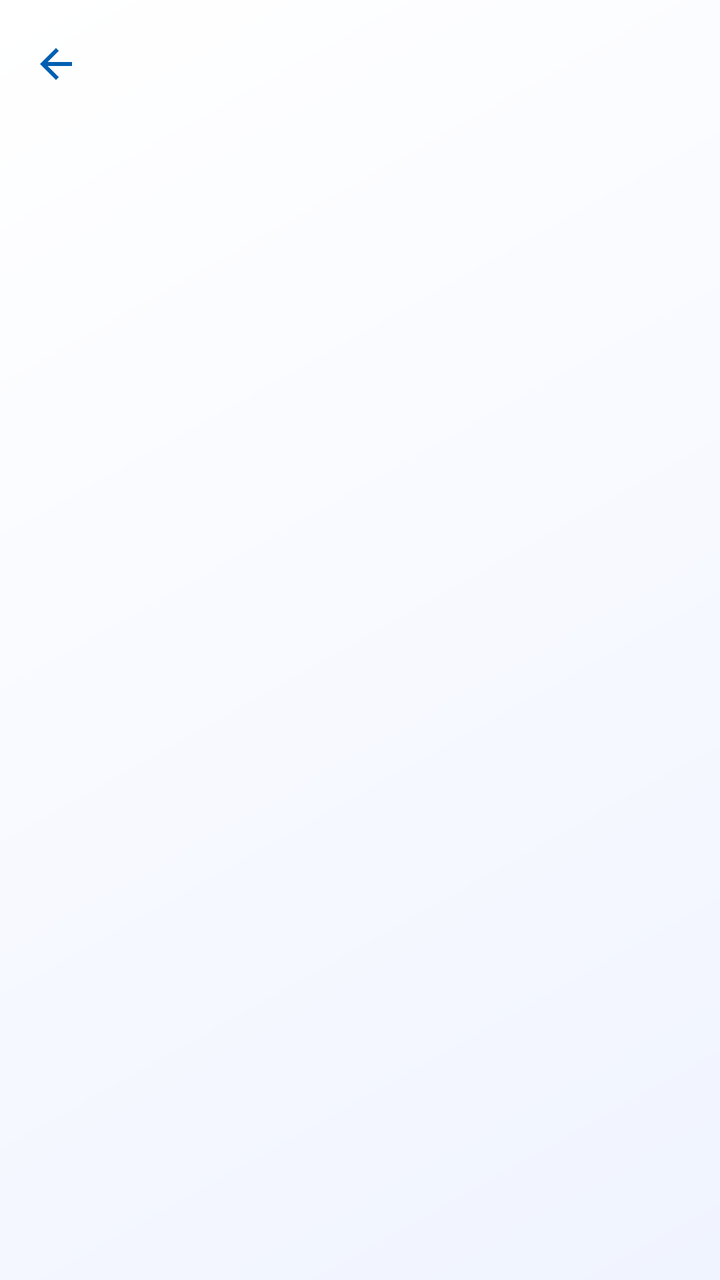
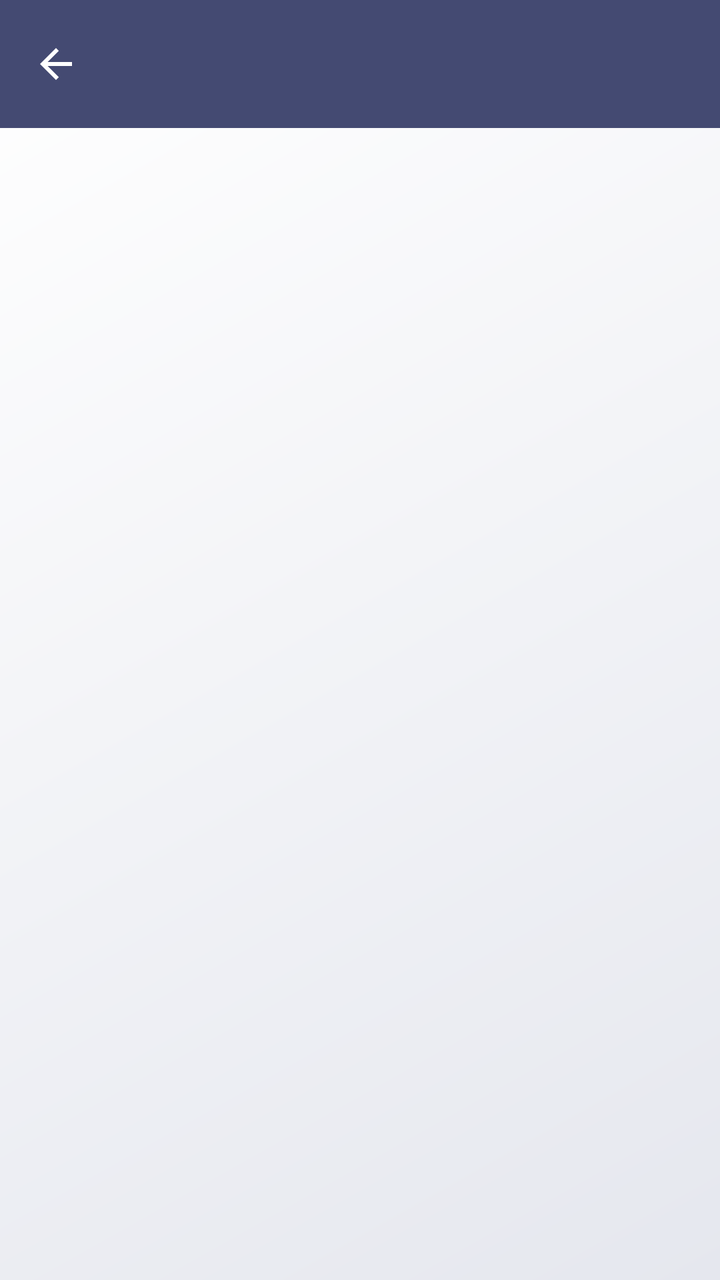

Screens rendered from an Android XML layout before and after an edit, with the pre-edit source and the edit as a unified diff.
<!-- AndroidManifest.xml: application theme Theme.MyDUET -->
<!-- res/layout/activity_contact_list.xml -->
<?xml version="1.0" encoding="utf-8"?>
<androidx.coordinatorlayout.widget.CoordinatorLayout xmlns:android="http://schemas.android.com/apk/res/android"
    xmlns:app="http://schemas.android.com/apk/res-auto"
    android:layout_width="match_parent"
    android:layout_height="match_parent"
    android:background="@drawable/bg_premium_gradient">

    <com.google.android.material.appbar.AppBarLayout
        android:layout_width="match_parent"
        android:layout_height="wrap_content"
        android:background="@android:color/transparent"
        app:elevation="0dp">

        <com.google.android.material.appbar.MaterialToolbar
            android:id="@+id/toolbar"
            android:layout_width="match_parent"
            android:layout_height="?attr/actionBarSize"
            app:navigationIcon="@drawable/ic_back"
            app:navigationIconTint="?attr/colorPrimary"
            app:titleTextColor="?attr/colorOnSurface"
            android:fontFamily="sans-serif-medium" />
    </com.google.android.material.appbar.AppBarLayout>

    <androidx.recyclerview.widget.RecyclerView
        android:id="@+id/rvContacts"
        android:layout_width="match_parent"
        android:layout_height="match_parent"
        android:clipToPadding="false"
        android:paddingVertical="12dp"
        app:layout_behavior="@string/appbar_scrolling_view_behavior" />

</androidx.coordinatorlayout.widget.CoordinatorLayout>
<!-- resources referenced by this layout -->
<resources>
  <!-- drawable bg_premium_gradient (drawable) -->
  <?xml version="1.0" encoding="utf-8"?>
  <shape xmlns:android="http://schemas.android.com/apk/res/android"
      android:shape="rectangle">
      <gradient
          android:angle="135"
          android:endColor="#FFFFFF"
          android:startColor="#F0F4FF"
          android:type="linear" />
  </shape>
  <style name="Theme.MyDUET" parent="Base.Theme.MyDUET">
          <item name="android:windowAnimationStyle">@style/ActivityAnimation</item>
      </style>
  <style name="Base.Theme.MyDUET" parent="Theme.Material3.DayNight.NoActionBar">
          
          <item name="colorPrimary">@color/md_theme_light_primary</item>
          <item name="colorOnPrimary">@color/md_theme_light_onPrimary</item>
          <item name="colorPrimaryContainer">@color/md_theme_light_primaryContainer</item>
          <item name="colorOnPrimaryContainer">@color/md_theme_light_onPrimaryContainer</item>
  
          <item name="colorSecondary">@color/md_theme_light_secondary</item>
          <item name="colorOnSecondary">@color/md_theme_light_onSecondary</item>
          <item name="colorSecondaryContainer">@color/md_theme_light_secondaryContainer</item>
          <item name="colorOnSecondaryContainer">@color/md_theme_light_onSecondaryContainer</item>
  
          <item name="android:windowBackground">@color/md_theme_light_background</item>
          <item name="colorSurface">@color/md_theme_light_surface</item>
          <item name="colorOnSurface">@color/md_theme_light_onSurface</item>
          <item name="colorSurfaceVariant">@color/md_theme_light_surfaceVariant</item>
          <item name="colorOnSurfaceVariant">@color/md_theme_light_onSurfaceVariant</item>
          <item name="colorOutline">@color/md_theme_light_outline</item>
  
          
          <item name="android:statusBarColor">@color/md_theme_light_background</item>
          <item name="android:windowLightStatusBar">true</item>
  
          
          <item name="textAppearanceHeadlineLarge">@style/TextAppearance.MyDUET.HeadlineLarge</item>
          <item name="textAppearanceTitleLarge">@style/TextAppearance.MyDUET.TitleLarge</item>
          <item name="textAppearanceBodyLarge">@style/TextAppearance.MyDUET.BodyLarge</item>
      </style>
  <color name="md_theme_light_primary">#005FB0</color>
  <color name="md_theme_light_onPrimary">#FFFFFF</color>
  <color name="md_theme_light_primaryContainer">#D5E3FF</color>
  <color name="md_theme_light_onPrimaryContainer">#001C3B</color>
  <color name="md_theme_light_secondary">#565E71</color>
  <color name="md_theme_light_onSecondary">#FFFFFF</color>
  <color name="md_theme_light_secondaryContainer">#DAE2F9</color>
  <color name="md_theme_light_onSecondaryContainer">#131C2C</color>
  <color name="md_theme_light_background">#F8F9FF</color>
  <color name="md_theme_light_surface">#FFFFFF</color>
  <color name="md_theme_light_onSurface">#1A1C1E</color>
  <color name="md_theme_light_surfaceVariant">#E0E2EC</color>
  <color name="md_theme_light_onSurfaceVariant">#44474E</color>
  <color name="md_theme_light_outline">#74777F</color>
  <style name="TextAppearance.MyDUET.HeadlineLarge" parent="TextAppearance.Material3.HeadlineLarge">
          <item name="android:textStyle">bold</item>
          <item name="android:textColor">?attr/colorOnSurface</item>
      </style>
  <style name="TextAppearance.MyDUET.TitleLarge" parent="TextAppearance.Material3.TitleLarge">
          <item name="android:textStyle">bold</item>
          <item name="android:textColor">?attr/colorOnSurface</item>
      </style>
  <style name="TextAppearance.MyDUET.BodyLarge" parent="TextAppearance.Material3.BodyLarge">
          <item name="android:textColor">?attr/colorOnSurfaceVariant</item>
      </style>
  <!-- unchanged entries left out for length: 2 -->
</resources>

<!-- the commit's change to res/layout/activity_contact_list.xml (unified diff, before → after) -->
@@ -8,16 +8,17 @@
     <com.google.android.material.appbar.AppBarLayout
         android:layout_width="match_parent"
         android:layout_height="wrap_content"
-        android:background="@android:color/transparent"
-        app:elevation="0dp">
+        android:background="?attr/colorPrimary"
+        app:elevation="4dp">
 
         <com.google.android.material.appbar.MaterialToolbar
+            android:background="?attr/colorPrimary"
             android:id="@+id/toolbar"
             android:layout_width="match_parent"
             android:layout_height="?attr/actionBarSize"
             app:navigationIcon="@drawable/ic_back"
-            app:navigationIconTint="?attr/colorPrimary"
-            app:titleTextColor="?attr/colorOnSurface"
+            app:navigationIconTint="?attr/colorOnPrimary"
+            app:titleTextColor="?attr/colorOnPrimary"
             android:fontFamily="sans-serif-medium" />
     </com.google.android.material.appbar.AppBarLayout>
 
<!-- resource entries referenced after the edit -->
@@ -7,7 +7,7 @@
       <gradient
           android:angle="135"
           android:endColor="#FFFFFF"
-          android:startColor="#F0F4FF"
+          android:startColor="#E5E7EE"
           android:type="linear" />
   </shape>
   <style name="Theme.MyDUET" parent="Base.Theme.MyDUET">
@@ -33,26 +33,26 @@
           <item name="colorOutline">@color/md_theme_light_outline</item>
   
           
-          <item name="android:statusBarColor">@color/md_theme_light_background</item>
-          <item name="android:windowLightStatusBar">true</item>
+          <item name="android:statusBarColor">?attr/colorPrimary</item>
+          <item name="android:windowLightStatusBar">false</item>
   
           
           <item name="textAppearanceHeadlineLarge">@style/TextAppearance.MyDUET.HeadlineLarge</item>
           <item name="textAppearanceTitleLarge">@style/TextAppearance.MyDUET.TitleLarge</item>
           <item name="textAppearanceBodyLarge">@style/TextAppearance.MyDUET.BodyLarge</item>
       </style>
-  <color name="md_theme_light_primary">#005FB0</color>
+  <color name="md_theme_light_primary">#444A72</color>
   <color name="md_theme_light_onPrimary">#FFFFFF</color>
-  <color name="md_theme_light_primaryContainer">#D5E3FF</color>
-  <color name="md_theme_light_onPrimaryContainer">#001C3B</color>
-  <color name="md_theme_light_secondary">#565E71</color>
+  <color name="md_theme_light_primaryContainer">#DCE0EE</color>
+  <color name="md_theme_light_onPrimaryContainer">#14182B</color>
+  <color name="md_theme_light_secondary">#088BB3</color>
   <color name="md_theme_light_onSecondary">#FFFFFF</color>
-  <color name="md_theme_light_secondaryContainer">#DAE2F9</color>
-  <color name="md_theme_light_onSecondaryContainer">#131C2C</color>
-  <color name="md_theme_light_background">#F8F9FF</color>
+  <color name="md_theme_light_secondaryContainer">#D7EFF7</color>
+  <color name="md_theme_light_onSecondaryContainer">#00202C</color>
+  <color name="md_theme_light_background">#FFFFFF</color>
   <color name="md_theme_light_surface">#FFFFFF</color>
   <color name="md_theme_light_onSurface">#1A1C1E</color>
-  <color name="md_theme_light_surfaceVariant">#E0E2EC</color>
+  <color name="md_theme_light_surfaceVariant">#E2E4EE</color>
   <color name="md_theme_light_onSurfaceVariant">#44474E</color>
   <color name="md_theme_light_outline">#74777F</color>
   <style name="TextAppearance.MyDUET.HeadlineLarge" parent="TextAppearance.Material3.HeadlineLarge">
